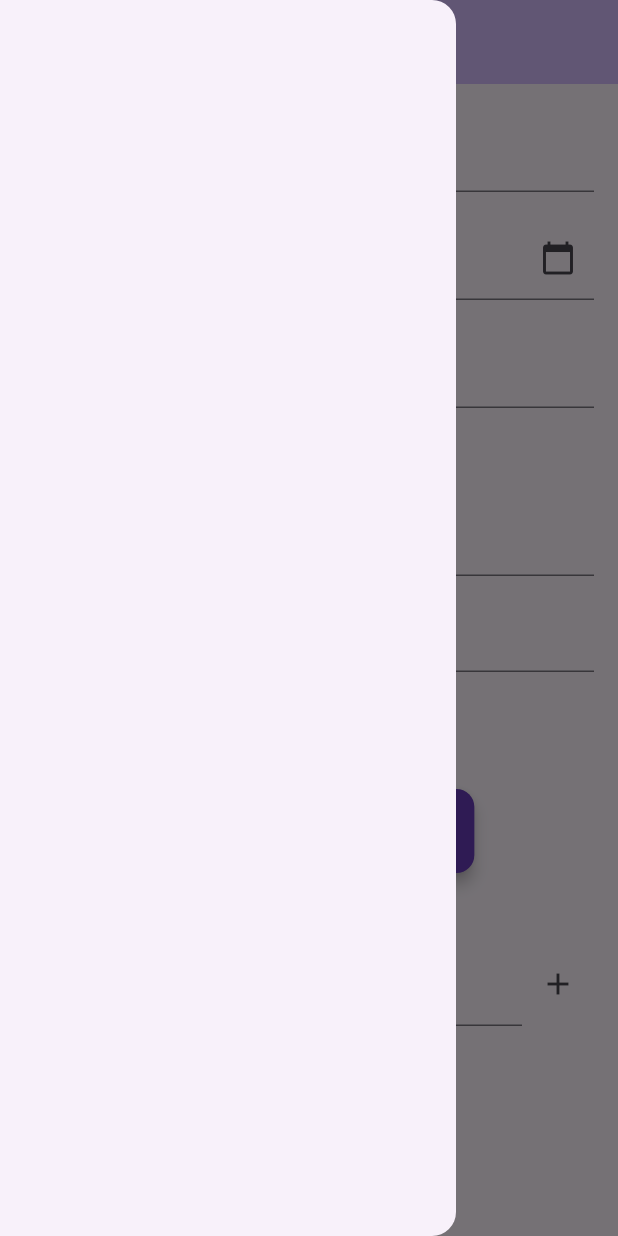
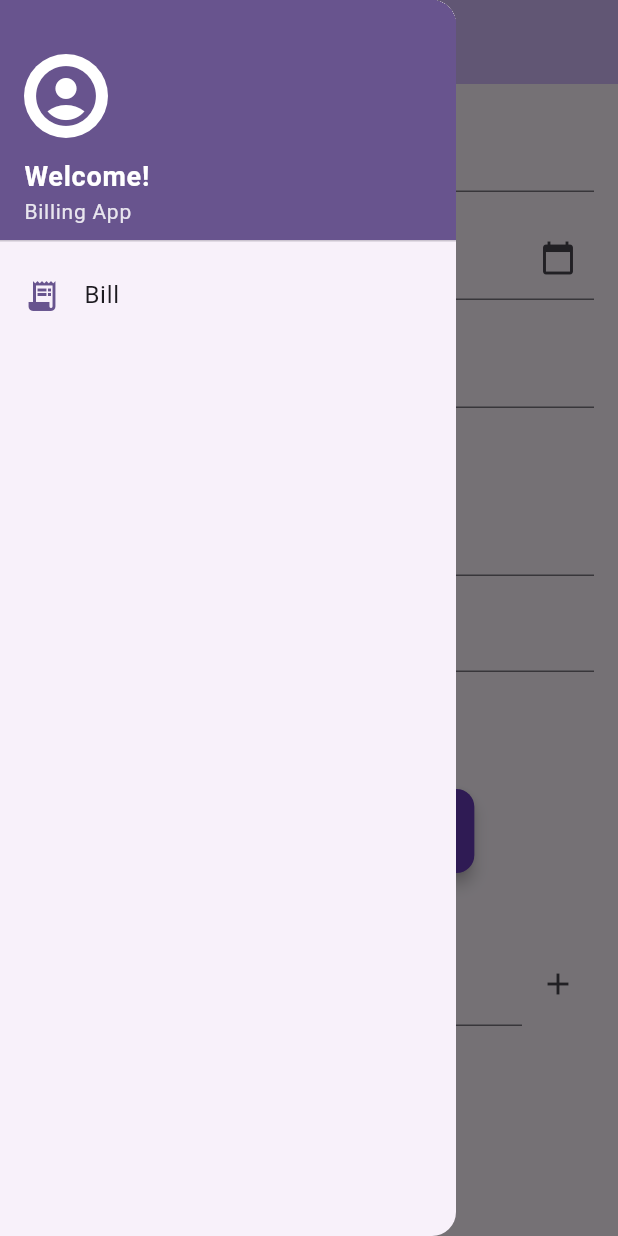
Before and after one commit to sudhameenashankar/billing, a Flutter app: the screen it shows after launch, with the side drawer open, on a phone screen of 412 x 824 dp. Run offline on Flutter 3.47's test engine with Material 3 defaults, Android fonts, the phone set to English and light mode, and no system bars; our stand-ins replace file_picker, font_awesome_flutter, pdf, printing, share_plus, shared_preferences; missing offline and left inert: number_to_words, syncfusion_flutter_pdfviewer.

Commit message:
added bill move changes

```diff
--- a/lib/drawer.dart
+++ b/lib/drawer.dart
@@ -1,71 +1,65 @@
 import 'package:flutter/material.dart';
-import 'package:shared_preferences/shared_preferences.dart';
-import 'package:billing/pdf_preview_page.dart';
-import 'dart:io';
-import 'dart:convert';
+import 'package:billing/saved_invoices_page.dart';
 
-class InvoiceDrawer extends StatefulWidget {
+class InvoiceDrawer extends StatelessWidget {
   const InvoiceDrawer({super.key});
-
-  @override
-  State<InvoiceDrawer> createState() => _InvoiceDrawerState();
-}
-
-class _InvoiceDrawerState extends State<InvoiceDrawer> {
-  late Future<SharedPreferences> _prefsFuture;
-
-  @override
-  void initState() {
-    super.initState();
-    _prefsFuture = SharedPreferences.getInstance();
-  }
 
   @override
   Widget build(BuildContext context) {
     return Drawer(
-      child: FutureBuilder(
-        future: _prefsFuture,
-        builder: (context, snapshot) {
-          if (!snapshot.hasData) {
-            return const Center(child: CircularProgressIndicator());
-          }
-          final prefs = snapshot.data as SharedPreferences;
-          final List<String> savedInvoices =
-              prefs.getStringList('saved_invoices') ?? [];
-          final invoices =
-              savedInvoices.map((e) {
-                final map = jsonDecode(e) as Map<String, dynamic>;
-                return map;
-              }).toList();
-          return ListView.builder(
-            itemCount: invoices.length,
-            itemBuilder: (context, index) {
-              final invoice = invoices[index];
-              return ListTile(
-                title: Text(invoice['name']),
-                subtitle: Text(invoice['date']),
-                trailing: IconButton(
-                  icon: const Icon(Icons.delete, color: Colors.red),
-                  onPressed: () async {
-                    invoices.removeAt(index);
-                    final updated = invoices.map((e) => jsonEncode(e)).toList();
-                    await prefs.setStringList('saved_invoices', updated);
-                    setState(() {});
-                  },
+      child: ListView(
+        children: [
+          DrawerHeader(
+            decoration: BoxDecoration(
+              color: Theme.of(context).colorScheme.primary,
+            ),
+            child: Column(
+              crossAxisAlignment: CrossAxisAlignment.start,
+              mainAxisAlignment: MainAxisAlignment.end,
+              children: [
+                CircleAvatar(
+                  radius: 28,
+                  backgroundColor: Colors.white,
+                  child: Icon(
+                    Icons.account_circle,
+                    size: 48,
+                    color: Theme.of(context).colorScheme.primary,
+                  ),
                 ),
-                onTap: () {
-                  Navigator.push(
-                    context,
-                    MaterialPageRoute(
-                      builder:
-                          (_) => PdfPreviewPage(pdfFile: File(invoice['path'])),
-                    ),
-                  );
-                },
+                const SizedBox(height: 12),
+                Text(
+                  'Welcome!',
+                  style: TextStyle(
+                    color: Colors.white,
+                    fontSize: 18,
+                    fontWeight: FontWeight.bold,
+                  ),
+                ),
+                Text(
+                  'Billing App',
+                  style: TextStyle(
+                    color: Colors.white.withOpacity(0.85),
+                    fontSize: 14,
+                  ),
+                ),
+              ],
+            ),
+          ),
+          ListTile(
+            leading: Icon(
+              Icons.receipt_long,
+              color: Theme.of(context).colorScheme.primary,
+            ),
+            title: const Text('Bill'),
+            onTap: () {
+              Navigator.pop(context);
+              Navigator.push(
+                context,
+                MaterialPageRoute(builder: (_) => const SavedInvoicesPage()),
               );
             },
-          );
-        },
+          ),
+        ],
       ),
     );
   }
--- a/pubspec.yaml
+++ b/pubspec.yaml
@@ -44,6 +44,7 @@ dependencies:
   url_launcher: ^6.3.1
   font_awesome_flutter: ^10.8.0
   flutter_launcher_icons: ^0.14.4
+  file_picker: ^10.2.0
 
 dev_dependencies:
   flutter_test:
```
Also changed, not shown: lib/pages/contacts_page.dart (added, +93 -0 lines), lib/saved_invoices_page.dart (+45 -18 lines), lib/services/contacts_service.dart (added, +38 -0 lines), pubspec.lock, 2 other files.
